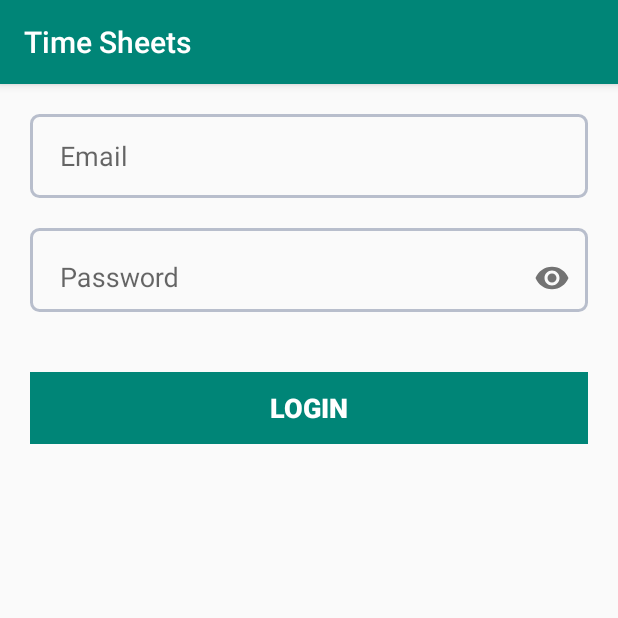
After one commit to WambuaSimon/TimeSheets, an Android app: the Activity_Login screen opened directly, with no data from a screen before it, on a phone screen of 412 x 824 dp, the top half of it. The commit adds this screen. Run offline under Robolectric (Android 15) with nearby library versions, the phone set to English and light mode, and no system bars.

Commit message:
added tasks dialog and login page

```diff
--- a/app/build.gradle
+++ b/app/build.gradle
@@ -22,8 +22,12 @@ dependencies {
     implementation fileTree(dir: 'libs', include: ['*.jar'])
     implementation 'com.android.support:appcompat-v7:28.0.0'
     implementation 'com.android.support.constraint:constraint-layout:1.1.3'
+    implementation 'com.android.support:support-v4:28.0.0'
     testImplementation 'junit:junit:4.12'
     androidTestImplementation 'com.android.support.test:runner:1.0.2'
     androidTestImplementation 'com.android.support.test.espresso:espresso-core:3.0.2'
     implementation 'com.github.mahimrocky:EventCalender:v1.0.0'
+//    compile project(':timerangepicker-library')
+    implementation 'com.github.tittojose:timerangepicker-library:0.2'
+    implementation 'com.android.support:design:28.0.0'
 }
--- a/app/src/main/AndroidManifest.xml
+++ b/app/src/main/AndroidManifest.xml
@@ -9,13 +9,15 @@
         android:roundIcon="@mipmap/ic_launcher_round"
         android:supportsRtl="true"
         android:theme="@style/AppTheme">
-        <activity android:name=".Activity_Home">
+        <activity android:name=".Activity_Home"></activity>
+        <activity android:name=".TimeRangeSelecterActivity">
             <intent-filter>
                 <action android:name="android.intent.action.MAIN" />
 
                 <category android:name="android.intent.category.LAUNCHER" />
             </intent-filter>
         </activity>
+        <activity android:name=".Activity_Login"></activity>
     </application>
 
 </manifest>
--- /dev/null
+++ b/app/src/main/java/biz/wizag/timesheets/Activity_Login.java
@@ -0,0 +1,13 @@
+package biz.wizag.timesheets;
+
+import android.support.v7.app.AppCompatActivity;
+import android.os.Bundle;
+
+public class Activity_Login extends AppCompatActivity {
+
+    @Override
+    protected void onCreate(Bundle savedInstanceState) {
+        super.onCreate(savedInstanceState);
+        setContentView(R.layout.activity_login);
+    }
+}
--- /dev/null
+++ b/app/src/main/res/drawable-xxhdpi/correct.xml
@@ -0,0 +1,10 @@
+<?xml version="1.0" encoding="utf-8"?>
+<shape
+    xmlns:android="http://schemas.android.com/apk/res/android"
+    android:shape="oval">
+
+    <solid android:color="#009504"/>
+    <stroke android:color="#ffffff"
+        android:width="5dp"/>
+
+</shape>
--- /dev/null
+++ b/app/src/main/res/drawable-xxhdpi/wrong.xml
@@ -0,0 +1,10 @@
+<?xml version="1.0" encoding="utf-8"?>
+<shape
+    xmlns:android="http://schemas.android.com/apk/res/android"
+    android:shape="oval">
+
+    <solid android:color="#D15E59"/>
+    <stroke android:color="#ffffff"
+        android:width="5dp"/>
+
+</shape>
--- /dev/null
+++ b/app/src/main/res/drawable/btn_background.xml
@@ -0,0 +1,9 @@
+<?xml version="1.0" encoding="utf-8"?>
+<shape
+    xmlns:android="http://schemas.android.com/apk/res/android"
+    android:shape="rectangle">
+    <stroke
+        android:width="2dp"
+        android:color="#B8BECC"/>
+    <corners android:radius="5dp"/>
+</shape>
--- /dev/null
+++ b/app/src/main/res/layout/activity_login.xml
@@ -0,0 +1,147 @@
+<?xml version="1.0" encoding="utf-8"?>
+<ScrollView xmlns:android="http://schemas.android.com/apk/res/android"
+    android:layout_width="fill_parent"
+    android:layout_height="fill_parent"
+    android:fillViewport="true">
+
+
+    <LinearLayout xmlns:android="http://schemas.android.com/apk/res/android"
+        android:layout_width="match_parent"
+        android:layout_height="match_parent"
+        android:orientation="vertical">
+
+        <android.support.design.widget.CoordinatorLayout xmlns:android="http://schemas.android.com/apk/res/android"
+            xmlns:app="http://schemas.android.com/apk/res-auto"
+            android:id="@+id/coordinatorLayout"
+            android:layout_width="match_parent"
+            android:layout_height="match_parent">
+
+
+            <LinearLayout xmlns:android="http://schemas.android.com/apk/res/android"
+                android:layout_width="match_parent"
+                android:layout_height="match_parent"
+                android:orientation="vertical">
+
+                <!--<ImageView
+                    android:layout_width="350dp"
+                    android:layout_height="100dp"
+                    android:layout_centerHorizontal="true"
+                    android:layout_marginTop="50dp"
+                    android:scaleType="centerInside"
+                    android:src="@drawable/logo_truck" />
+
+                <ImageView
+                    android:id="@+id/login_logo"
+                    android:layout_width="200dp"
+                    android:layout_height="100dp"
+                    android:layout_centerHorizontal="true"
+                    android:layout_marginRight="40dp"
+                    android:layout_marginTop="140dp"
+                    android:src="@drawable/logo_name" />-->
+
+
+                <EditText
+                    android:id="@+id/email"
+                    android:layout_width="match_parent"
+                    android:layout_height="?attr/actionBarSize"
+                    android:layout_margin="20dp"
+                    android:background="@drawable/btn_background"
+                    android:hint="Email"
+                    android:inputType="textEmailAddress"
+                    android:paddingLeft="20dp" />
+
+                <ImageView
+                    android:layout_width="40dp"
+                    android:layout_height="40dp"
+                    android:layout_alignParentRight="true"
+
+                    android:layout_marginTop="25dp"
+                    android:layout_marginRight="40dp"
+                    android:background="@drawable/correct"
+                    android:padding="10dp"
+                    android:paddingLeft="0dp"
+                    android:src="@drawable/white_tick"
+                    android:visibility="gone" />
+
+                <ImageView
+                    android:layout_width="40dp"
+                    android:layout_height="40dp"
+                    android:layout_alignParentRight="true"
+                    android:layout_marginTop="25dp"
+                    android:layout_marginRight="40dp"
+                    android:background="@drawable/wrong"
+                    android:padding="10dp"
+                    android:src="@drawable/white_wrong"
+                    android:visibility="gone" />
+
+                <android.support.design.widget.TextInputLayout
+                    android:layout_width="match_parent"
+                    android:layout_height="?attr/actionBarSize"
+                    android:layout_marginLeft="20dp"
+                    android:layout_marginRight="20dp"
+                    android:layout_marginBottom="20dp"
+                    android:background="@drawable/btn_background"
+                    app:passwordToggleEnabled="true">
+
+                    <android.support.design.widget.TextInputEditText
+                        android:id="@+id/password"
+                        android:layout_width="match_parent"
+                        android:layout_height="match_parent"
+                        android:background="@android:color/transparent"
+                        android:hint="@string/password_hint"
+                        android:inputType="textPassword"
+                        android:paddingLeft="20dp" />
+
+                </android.support.design.widget.TextInputLayout>
+
+                <ImageView
+                    android:layout_width="40dp"
+                    android:layout_height="40dp"
+                    android:layout_alignParentRight="true"
+                    android:layout_marginTop="10dp"
+                    android:layout_marginRight="40dp"
+                    android:background="@drawable/correct"
+                    android:padding="10dp"
+                    android:src="@drawable/white_tick"
+                    android:visibility="gone" />
+
+                <ImageView
+                    android:layout_width="40dp"
+                    android:layout_height="40dp"
+                    android:layout_alignParentRight="true"
+                    android:layout_marginTop="10dp"
+                    android:layout_marginRight="40dp"
+                    android:background="@drawable/wrong"
+                    android:padding="10dp"
+                    android:src="@drawable/white_tick"
+                    android:visibility="gone" />
+
+                <LinearLayout
+                    android:layout_width="match_parent"
+                    android:layout_height="wrap_content"
+                    android:layout_below="@id/password"
+                    android:layout_marginLeft="20dp"
+                    android:layout_marginTop="20dp"
+                    android:layout_marginRight="20dp">
+
+                    <Button
+                        android:id="@+id/button_login"
+                        android:layout_width="match_parent"
+                        android:layout_height="wrap_content"
+                        android:layout_centerHorizontal="true"
+                        android:background="@color/colorPrimary"
+                        android:padding="5dp"
+                        android:text="LOGIN"
+                        android:textColor="#ffffff"
+                        android:textSize="18sp"
+                        android:textStyle="bold" />
+
+
+
+                </LinearLayout>
+
+
+            </LinearLayout>
+        </android.support.design.widget.CoordinatorLayout>
+    </LinearLayout>
+</ScrollView>
--- a/app/src/main/res/values/styles.xml
+++ b/app/src/main/res/values/styles.xml
@@ -6,6 +6,7 @@
         <item name="colorPrimary">@color/colorPrimary</item>
         <item name="colorPrimaryDark">@color/colorPrimaryDark</item>
         <item name="colorAccent">@color/colorAccent</item>
+
     </style>
 
 </resources>
```
Also changed, not shown: app/src/main/java/biz/wizag/timesheets/Activity_Home.java (+8 -0 lines), app/src/main/java/biz/wizag/timesheets/TimeRangeSelecterActivity.java (added, +14 -0 lines), app/src/main/java/biz/wizag/timesheets/TimeRangeSelecterActivityFragment.java (added, +159 -0 lines), app/src/main/res/layout/activity_time_range_selecter.xml (added, +7 -0 lines), app/src/main/res/layout/fragment_time_range_selecter.xml (added, +37 -0 lines), app/src/main/res/layout/fragment_time_range_selecter_activity.xml (added, +14 -0 lines), app/src/main/res/layout/layout_task.xml (added, +96 -0 lines), app/src/main/res/values/strings.xml (+11 -0 lines), app/src/main/res/drawable-xxhdpi/white_tick.png (added), app/src/main/res/drawable-xxhdpi/white_wrong.png (added).
